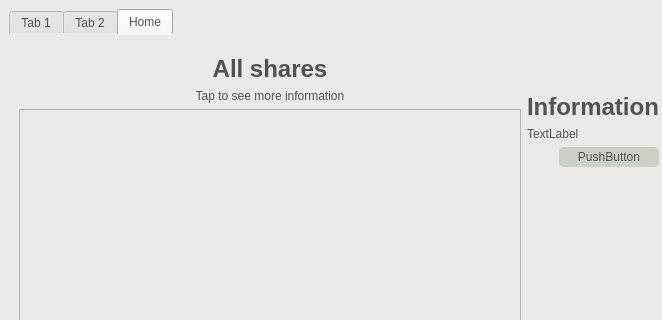
Old version of the form apps/mainwindow.ui in the repository coolGroup2005/tinkoffsdk_qt_app; both pictures show x 0 to 662 and y 0 to 320 of the 849 by 600 pixel window.
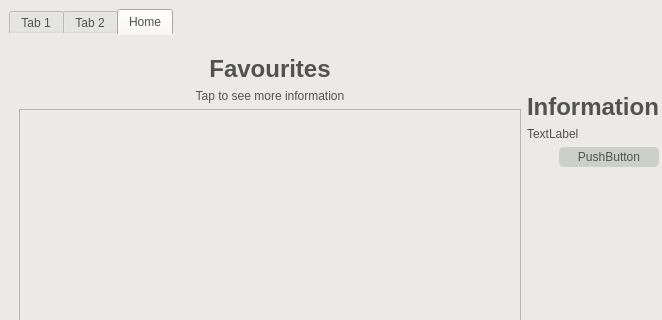
New version of the form. The open tabs and pages were chosen to show the change.

Commit message: prepare to filter favourites table

```diff
--- a/apps/mainwindow.ui
+++ b/apps/mainwindow.ui
@@ -282,7 +282,7 @@
                </size>
               </property>
               <property name="text">
-               <string>&lt;html&gt;&lt;head/&gt;&lt;body&gt;&lt;p&gt;&lt;span style=&quot; font-size:18pt; font-weight:700;&quot;&gt;All shares&lt;/span&gt;&lt;/p&gt;&lt;/body&gt;&lt;/html&gt;</string>
+               <string>&lt;html&gt;&lt;head/&gt;&lt;body&gt;&lt;p&gt;&lt;span style=&quot; font-size:18pt; font-weight:700;&quot;&gt;Favourites&lt;/span&gt;&lt;/p&gt;&lt;/body&gt;&lt;/html&gt;</string>
               </property>
               <property name="alignment">
                <set>Qt::AlignCenter</set>
```
Left out of the diff: 2 changed lines with no effect on the pictures. The commit also changes 10 other files.
